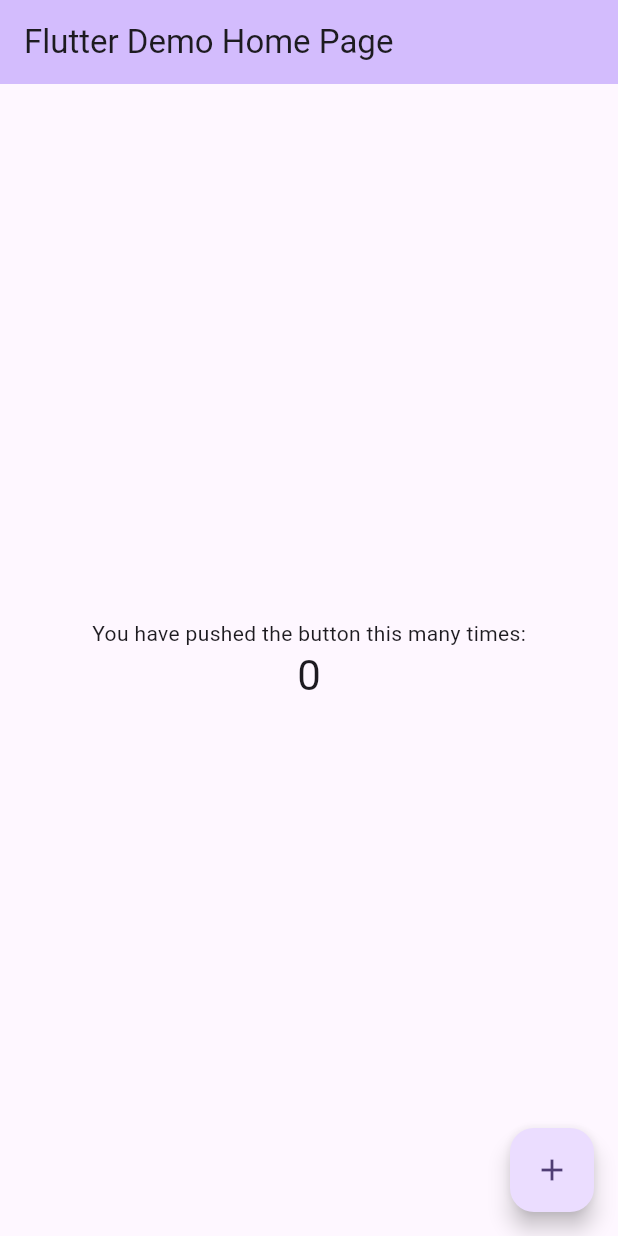
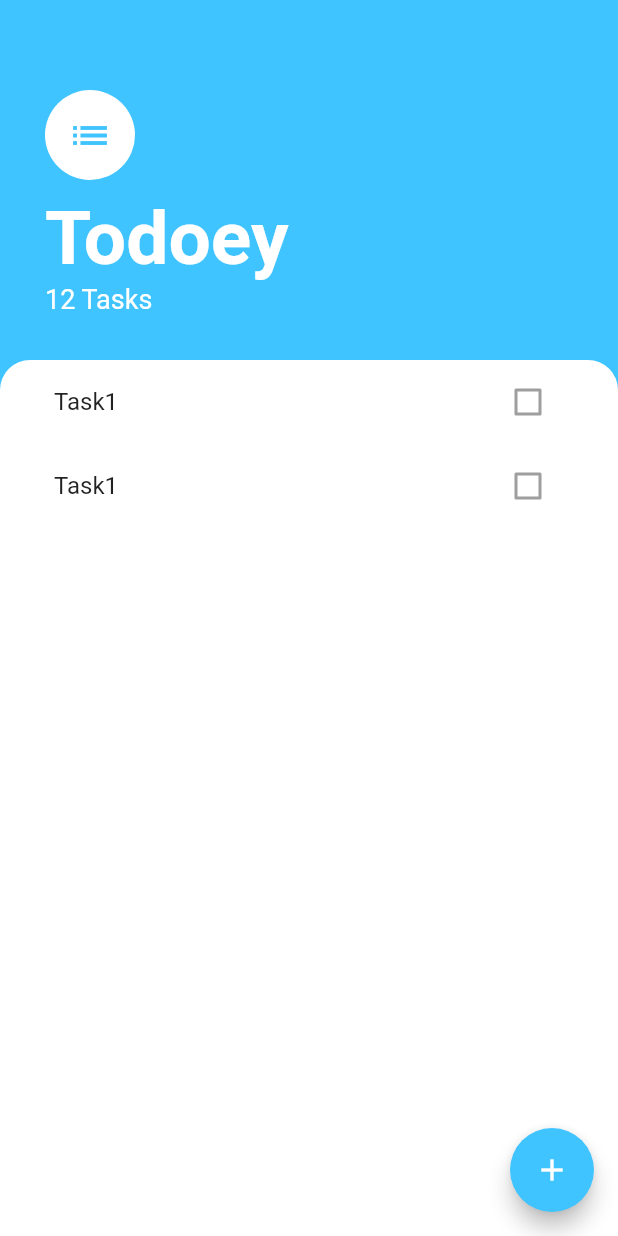
Before and after one commit to manvendrasingh09/Codes, a Flutter app: the screen it shows after launch, on a phone screen of 412 x 824 dp. Run offline on Flutter 3.47's test engine with Material 2 defaults, Android fonts, the light colour scheme and no system bars; our stand-ins replace animated_text_kit, audioplayers, cloud_firestore, firebase_auth, firebase_core, flutter_spinkit and 4 more; accounts and stored records are empty.

Commit message:
using Android Studio

```diff
--- a/AppDev/todoey/lib/main.dart
+++ b/AppDev/todoey/lib/main.dart
@@ -1,4 +1,5 @@
 import 'package:flutter/material.dart';
+import 'screens/task_screen.dart';
 
 void main() {
   runApp(const MyApp());
@@ -7,119 +8,10 @@ void main() {
 class MyApp extends StatelessWidget {
   const MyApp({super.key});
 
-  // This widget is the root of your application.
   @override
   Widget build(BuildContext context) {
     return MaterialApp(
-      title: 'Flutter Demo',
-      theme: ThemeData(
-        // This is the theme of your application.
-        //
-        // TRY THIS: Try running your application with "flutter run". You'll see
-        // the application has a blue toolbar. Then, without quitting the app,
-        // try changing the seedColor in the colorScheme below to Colors.green
-        // and then invoke "hot reload" (save your changes or press the "hot
-        // reload" button in a Flutter-supported IDE, or press "r" if you used
-        // the command line to start the app).
-        //
-        // Notice that the counter didn't reset back to zero; the application
-        // state is not lost during the reload. To reset the state, use hot
-        // restart instead.
-        //
-        // This works for code too, not just values: Most code changes can be
-        // tested with just a hot reload.
-        colorScheme: ColorScheme.fromSeed(seedColor: Colors.deepPurple),
-        useMaterial3: true,
-      ),
-      home: const MyHomePage(title: 'Flutter Demo Home Page'),
+      home: TasksScreen(),
     );
   }
 }
-
-class MyHomePage extends StatefulWidget {
-  const MyHomePage({super.key, required this.title});
-
-  // This widget is the home page of your application. It is stateful, meaning
-  // that it has a State object (defined below) that contains fields that affect
-  // how it looks.
-
-  // This class is the configuration for the state. It holds the values (in this
-  // case the title) provided by the parent (in this case the App widget) and
-  // used by the build method of the State. Fields in a Widget subclass are
-  // always marked "final".
-
-  final String title;
-
-  @override
-  State<MyHomePage> createState() => _MyHomePageState();
-}
-
-class _MyHomePageState extends State<MyHomePage> {
-  int _counter = 0;
-
-  void _incrementCounter() {
-    setState(() {
-      // This call to setState tells the Flutter framework that something has
-      // changed in this State, which causes it to rerun the build method below
-      // so that the display can reflect the updated values. If we changed
-      // _counter without calling setState(), then the build method would not be
-      // called again, and so nothing would appear to happen.
-      _counter++;
-    });
-  }
-
-  @override
-  Widget build(BuildContext context) {
-    // This method is rerun every time setState is called, for instance as done
-    // by the _incrementCounter method above.
-    //
-    // The Flutter framework has been optimized to make rerunning build methods
-    // fast, so that you can just rebuild anything that needs updating rather
-    // than having to individually change instances of widgets.
-    return Scaffold(
-      appBar: AppBar(
-        // TRY THIS: Try changing the color here to a specific color (to
-        // Colors.amber, perhaps?) and trigger a hot reload to see the AppBar
-        // change color while the other colors stay the same.
-        backgroundColor: Theme.of(context).colorScheme.inversePrimary,
-        // Here we take the value from the MyHomePage object that was created by
-        // the App.build method, and use it to set our appbar title.
-        title: Text(widget.title),
-      ),
-      body: Center(
-        // Center is a layout widget. It takes a single child and positions it
-        // in the middle of the parent.
-        child: Column(
-          // Column is also a layout widget. It takes a list of children and
-          // arranges them vertically. By default, it sizes itself to fit its
-          // children horizontally, and tries to be as tall as its parent.
-          //
-          // Column has various properties to control how it sizes itself and
-          // how it positions its children. Here we use mainAxisAlignment to
-          // center the children vertically; the main axis here is the vertical
-          // axis because Columns are vertical (the cross axis would be
-          // horizontal).
-          //
-          // TRY THIS: Invoke "debug painting" (choose the "Toggle Debug Paint"
-          // action in the IDE, or press "p" in the console), to see the
-          // wireframe for each widget.
-          mainAxisAlignment: MainAxisAlignment.center,
-          children: <Widget>[
-            const Text(
-              'You have pushed the button this many times:',
-            ),
-            Text(
-              '$_counter',
-              style: Theme.of(context).textTheme.headlineMedium,
-            ),
-          ],
-        ),
-      ),
-      floatingActionButton: FloatingActionButton(
-        onPressed: _incrementCounter,
-        tooltip: 'Increment',
-        child: const Icon(Icons.add),
-      ), // This trailing comma makes auto-formatting nicer for build methods.
-    );
-  }
-}
--- /dev/null
+++ b/AppDev/todoey/lib/screens/task_screen.dart
@@ -0,0 +1,98 @@
+import 'package:flutter/material.dart';
+
+class TasksScreen extends StatelessWidget {
+  const TasksScreen({super.key});
+
+  @override
+  Widget build(BuildContext context) {
+    return Scaffold(
+      backgroundColor: Colors.lightBlueAccent,
+      floatingActionButton: const FloatingActionButton(
+        backgroundColor: Colors.lightBlueAccent,
+        onPressed: null,
+        child: Icon(Icons.add),
+      ),
+      body: Column(
+        crossAxisAlignment: CrossAxisAlignment.start,
+        children: [
+          Container(
+            padding:
+                const EdgeInsets.only(top: 60, left: 30, right: 30, bottom: 30),
+            child: const Column(
+              crossAxisAlignment: CrossAxisAlignment.start,
+              children: [
+                CircleAvatar(
+                  backgroundColor: Colors.white,
+                  radius: 30,
+                  child: Icon(
+                    Icons.list,
+                    size: 30,
+                    color: Colors.lightBlueAccent,
+                  ),
+                ),
+                SizedBox(
+                  height: 10,
+                ),
+                Text(
+                  'Todoey',
+                  style: TextStyle(
+                    color: Colors.white,
+                    fontSize: 50,
+                    fontWeight: FontWeight.w700,
+                  ),
+                ),
+                Text(
+                  '12 Tasks',
+                  style: TextStyle(
+                    color: Colors.white,
+                    fontSize: 18,
+                  ),
+                ),
+              ],
+            ),
+          ),
+          Expanded(
+            child: Container(
+              padding: const EdgeInsets.symmetric(horizontal: 20),
+              decoration: const BoxDecoration(
+                color: Colors.white,
+                borderRadius: BorderRadius.only(
+                    topLeft: Radius.circular(20),
+                    topRight: Radius.circular(20)),
+              ),
+              child: const TasksList(),
+            ),
+          )
+        ],
+      ),
+    );
+  }
+}
+
+class TasksList extends StatelessWidget {
+  const TasksList({
+    super.key,
+  });
+
+  @override
+  Widget build(BuildContext context) {
+    return ListView(
+      children: const [
+        ListTile(
+          title: Text('Task1 '),
+          trailing: Checkbox(
+            value: false,
+            onChanged: null,
+          ),
+        ),
+        ListTile(
+          title: Text('Task1 '),
+          trailing: Checkbox(
+            value: false,
+            onChanged: null,
+          ),
+        ),
+      ],
+    );
+  }
+}
```
